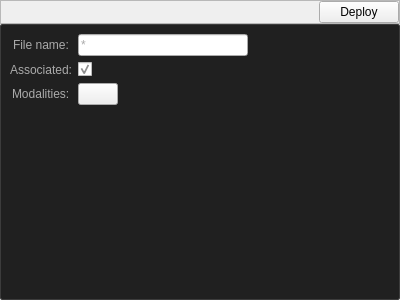
Qt form damaker_gui/windows/BatchParametersWidget.ui (sebbeutler/DAMAKER_old) before a commit.
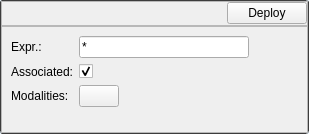
The same form after that commit. Icons and pictures are not drawn.

Commit message: [V2] New widgets: Pipeline, Operations, BatchParameters

Diff of the .ui file:
```diff
--- a/damaker_gui/windows/BatchParametersWidget.ui
+++ b/damaker_gui/windows/BatchParametersWidget.ui
@@ -1,17 +1,101 @@
 <?xml version="1.0" encoding="UTF-8"?>
 <ui version="4.0">
  <class>BatchParameters</class>
- <widget class="QFrame" name="BatchParameters">
+ <widget class="QScrollArea" name="BatchParameters">
   <property name="geometry">
    <rect>
     <x>0</x>
     <y>0</y>
-    <width>400</width>
-    <height>300</height>
+    <width>309</width>
+    <height>134</height>
+   </rect>
+  </property>
+  <property name="styleSheet">
+   <string notr="true">QScrollArea {
+ border-radius: 3px;
+border: 1px solid rgb(60, 60, 60);
+background-color: rgb(238, 248, 255);
+}
+
+QScrollBar:vertical
+{
+    width:8px;
+    background:rgba(0,0,0,0%);
+    margin:0px,0px,0px,0px;
+    padding-top:9px;
+    padding-bottom:9px;
+}
+
+QScrollBar::handle:vertical
+{
+    width:8px;
+    background:rgba(0,0,0,25%);
+    border-radius:4px;
+    min-height:20;
+}
+
+QScrollBar::handle:vertical:hover
+{
+    width:8px;
+    background:rgba(0,0,0,50%);
+    border-radius:4px;
+    min-height:20;
+}
+
+QScrollBar::add-line:vertical
+{
+    height:9px;width:8px;
+    border-image:url(:/image/3.png);
+    subcontrol-position:bottom;
+}
+
+QScrollBar::sub-line:vertical
+{
+    height:9px;width:8px;
+    border-image:url(:/image/1.png);
+    subcontrol-position:top;
+}
+
+QScrollBar::add-line:vertical:hover
+{
+    height:9px;width:8px;
+    border-image:url(:/image/4.png);
+    subcontrol-position:bottom;
+}
+
+QScrollBar::sub-line:vertical:hover
+{
+    height:9px;width:8px;
+    border-image:url(:/image/2.png);
+    subcontrol-position:top;
+}
+
+QScrollBar::add-page:vertical,QScrollBar::sub-page:vertical
+{
+    background:rgba(0,0,0,10%);
+    border-radius:4px;
+}</string>
+  </property>
+  <property name="horizontalScrollBarPolicy">
+   <enum>Qt::ScrollBarAlwaysOff</enum>
+  </property>
+  <property name="sizeAdjustPolicy">
+   <enum>QAbstractScrollArea::AdjustToContents</enum>
+  </property>
+  <property name="widgetResizable">
+   <bool>true</bool>
+  </property>
+  <widget class="QFrame" name="BatchParametersContent">
+   <property name="geometry">
+    <rect>
+     <x>0</x>
+     <y>0</y>
+     <width>307</width>
+     <height>132</height>
    </rect>
   </property>
   <property name="sizePolicy">
-   <sizepolicy hsizetype="Preferred" vsizetype="MinimumExpanding">
+    <sizepolicy hsizetype="Preferred" vsizetype="Minimum">
     <horstretch>0</horstretch>
     <verstretch>0</verstretch>
    </sizepolicy>
@@ -19,6 +103,9 @@
   <property name="windowTitle">
    <string>Frame</string>
   </property>
+   <property name="styleSheet">
+    <string notr="true"/>
+   </property>
   <layout class="QVBoxLayout" name="verticalLayout">
    <property name="spacing">
     <number>0</number>
@@ -37,6 +124,9 @@
    </property>
    <item>
     <widget class="QFrame" name="topBar">
+      <property name="enabled">
+       <bool>true</bool>
+      </property>
      <property name="maximumSize">
       <size>
        <width>16777215</width>
@@ -97,7 +187,7 @@
    <item>
     <widget class="QFrame" name="batch_form">
      <property name="sizePolicy">
-      <sizepolicy hsizetype="Preferred" vsizetype="MinimumExpanding">
+       <sizepolicy hsizetype="Preferred" vsizetype="Minimum">
        <horstretch>0</horstretch>
        <verstretch>0</verstretch>
       </sizepolicy>
@@ -109,20 +199,7 @@
       </size>
      </property>
      <property name="styleSheet">
-      <string notr="true">* {
-	color: rgb(170, 170, 170);
-}
-
-QFrame {
-background: rgb(32,32,32);
-border-radius: 2px;
-border: 1px solid rgb(60, 60, 60);
-}
-
-QLabel {
-
-	border-width: 0px;
-}</string>
+       <string notr="true"/>
      </property>
      <property name="frameShape">
       <enum>QFrame::StyledPanel</enum>
@@ -132,7 +209,7 @@
      </property>
      <layout class="QFormLayout" name="batch_form_layout">
       <property name="labelAlignment">
-       <set>Qt::AlignCenter</set>
+        <set>Qt::AlignLeading|Qt::AlignLeft|Qt::AlignVCenter</set>
       </property>
       <property name="formAlignment">
        <set>Qt::AlignHCenter|Qt::AlignTop</set>
@@ -140,7 +217,7 @@
       <item row="0" column="0">
        <widget class="QLabel" name="label">
         <property name="text">
-         <string>File name:</string>
+          <string>Expr.:</string>
         </property>
        </widget>
       </item>
@@ -202,6 +279,7 @@
     </widget>
    </item>
   </layout>
+  </widget>
  </widget>
  <resources>
   <include location="../resources/files.qrc"/>
```
Lines whose indentation alone changed are shown as unchanged. The commit also changes 18 other files.
